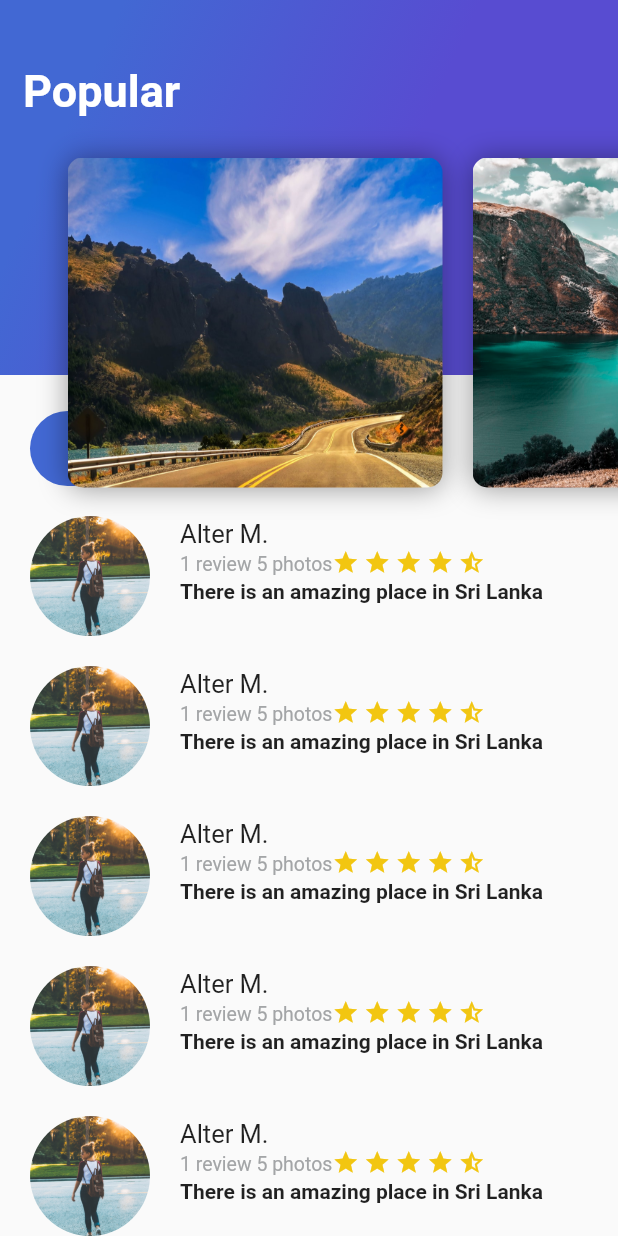
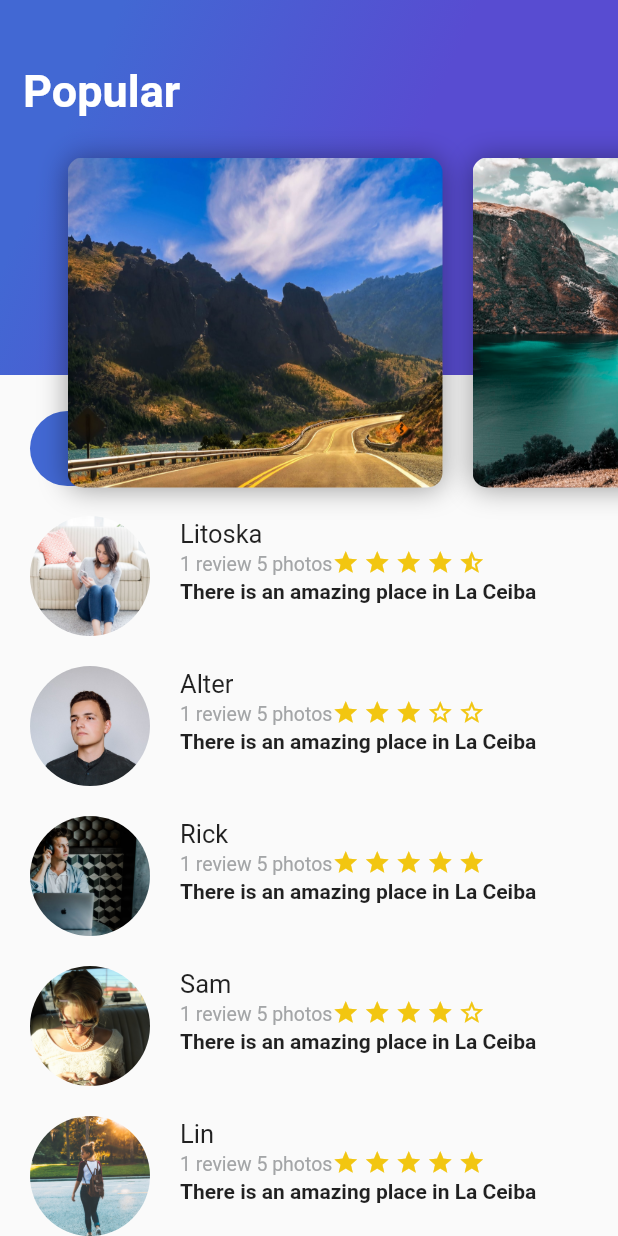
Before and after one commit to amoradel/platzi_trips_app, a Flutter app: the screen it shows after launch, scrolled down 235 dp, on a phone screen of 412 x 824 dp. Run offline on Flutter 3.47's test engine with Material 2 defaults, Android fonts, the phone set to English and light mode, and no system bars; Roboto replaces fonts that are missing (Lato-Regular).

Commit message:
Change Assets

```diff
--- a/lib/main.dart
+++ b/lib/main.dart
@@ -5,7 +5,7 @@ import 'package:platzi_trips_app/review_list.dart';
 
 void main() => runApp(MyApp());
 
-String name = 'Duwili Ella';
+String name = 'La Ceiba';
 double rating = 3.5;
 String description =
     'Lorem ipsum dolor sit amet, consectetur adipiscing elit. Ut fermentum ligula eget sollicitudin placerat. Nullam pharetra, dolor eu scelerisque tristique, magna est ornare metus, in viverra velit urna nec ipsum. In hac habitasse platea dictumst. Donec eget lacinia magna.';
--- a/lib/review_list.dart
+++ b/lib/review_list.dart
@@ -1,11 +1,8 @@
 import 'package:flutter/material.dart';
 import 'package:platzi_trips_app/review.dart';
 
-String pathImage = "assets/img/user.jpg";
-String name = "Alter M.";
 String details = "1 review 5 photos";
-String comment = "There is an amazing place in Sri Lanka";
-double rating = 4.5;
+String comment = "There is an amazing place in La Ceiba";
 
 class ReviewList extends StatelessWidget {
   @override
@@ -14,11 +11,11 @@ class ReviewList extends StatelessWidget {
       child: Column(
         crossAxisAlignment: CrossAxisAlignment.start,
         children: <Widget>[
-          Review(pathImage, name, details, comment, rating),
-          Review(pathImage, name, details, comment, rating),
-          Review(pathImage, name, details, comment, rating),
-          Review(pathImage, name, details, comment, rating),
-          Review(pathImage, name, details, comment, rating)
+          Review("assets/img/user4.jpg", 'Litoska', details, comment, 4.5),
+          Review("assets/img/user2.jpg", 'Alter', details, comment, 3),
+          Review("assets/img/user3.jpg", 'Rick', details, comment, 5),
+          Review("assets/img/user5.jpg", 'Sam', details, comment, 4),
+          Review("assets/img/user.jpg", 'Lin', details, comment, 5)
         ],
       ),
     );
```
Also changed, not shown: assets/img/user2.jpg (added), assets/img/user3.jpg (added), assets/img/user4.jpg (added), assets/img/user5.jpg (added).
